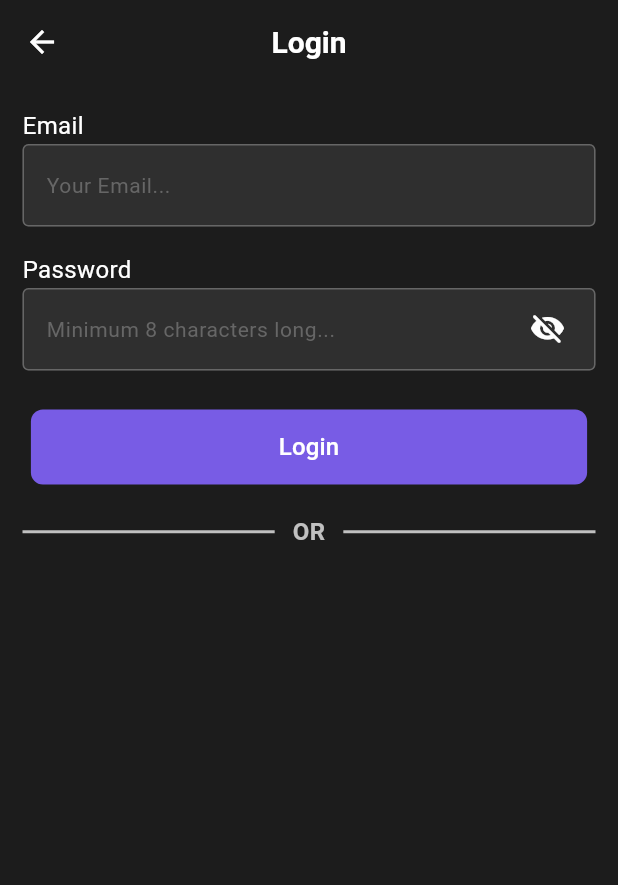
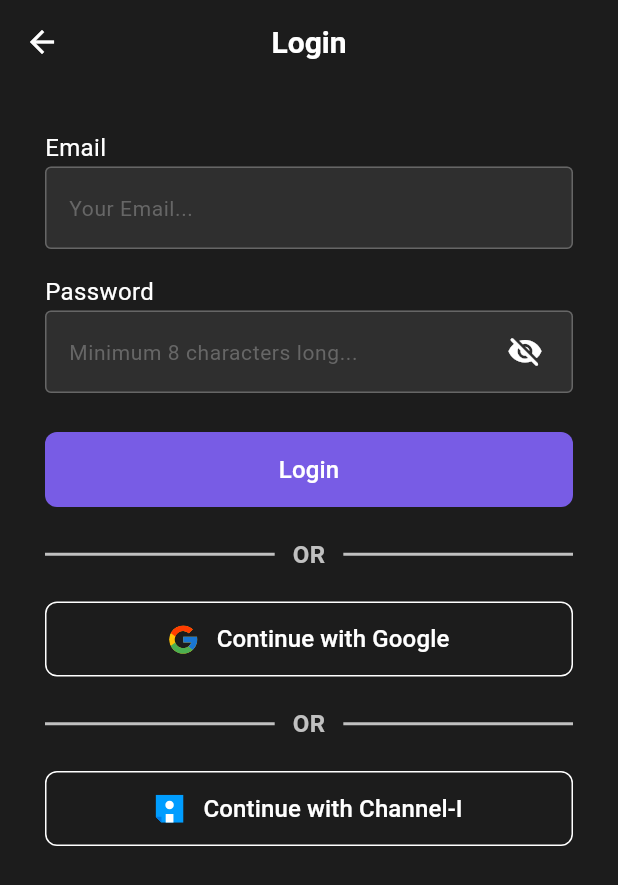
Before and after one commit to Akshit517/Reviewpal-Frontend, a Flutter app: the screen it shows after launch, on a phone screen of 412 x 824 dp. Shown: the top 885 px of the screen. Run offline on Flutter 3.47's test engine with Material 3 defaults, Android fonts, the phone set to English and light mode, and no system bars; our stand-ins replace bloc, dartz, device_preview, equatable, flutter_dotenv, flutter_secure_storage and 3 more.

Commit message:
add app links, sign up screen

```diff
--- a/lib/core/widgets/text_button/social_text_button.dart
+++ b/lib/core/widgets/text_button/social_text_button.dart
@@ -0,0 +1,60 @@
+import 'package:flutter/material.dart';
+import 'package:flutter_svg/flutter_svg.dart';
+import 'package:url_launcher/url_launcher.dart';
+
+import '../../resources/pallete/dark_theme_palette.dart';
+
+class SocialTextButton extends StatelessWidget {
+  const SocialTextButton({
+    super.key,
+    required this.text,
+    required this.iconPath,
+    required this.redirectTo,
+    required this.constraints,
+  });
+  final BoxConstraints constraints;
+  final String text;
+  final String iconPath;
+  final String redirectTo;
+
+  void _launchOAuthUrl(String uri) async {
+    Uri url = Uri.parse(uri);
+    if (!await launchUrl(url, mode: LaunchMode.externalApplication)) {
+      throw Exception('Could not launch $url');
+    }
+  }
+
+  @override
+  Widget build(BuildContext context) {
+    return SizedBox(
+      width: constraints.maxWidth * 0.90,
+      height: 50,
+      child: TextButton.icon(
+        onPressed: () {
+          _launchOAuthUrl(redirectTo);
+        },
+        label: Text(
+          text,
+          style: const TextStyle(
+            fontSize: 16,
+            color: DarkThemePalette.textPrimary,
+          ),
+        ),
+        icon: Padding(
+          padding: const EdgeInsets.symmetric(horizontal: 4.0),
+          child: SvgPicture.asset(iconPath, width: 20),
+        ),
+        style: TextButton.styleFrom(
+          backgroundColor: DarkThemePalette.backgroundSurface,
+          shape: RoundedRectangleBorder(
+            borderRadius: BorderRadius.circular(8),
+          ),
+          side: const BorderSide(
+            color: Colors.white,
+            width: 1,
+          ),
+        ),
+      ),
+    );
+  }
+}
--- a/lib/features/auth/presentation/pages/login_screen.dart
+++ b/lib/features/auth/presentation/pages/login_screen.dart
@@ -1,7 +1,8 @@
-import 'package:ReviewPal/core/resources/pallete/dark_theme_palette.dart';
 import 'package:flutter/material.dart';
+import 'package:flutter_dotenv/flutter_dotenv.dart';
 
 import '../../../../core/widgets/divider/middle_text_divider.dart';
+import '../../../../core/widgets/text_button/social_text_button.dart';
 import '../../../../core/widgets/text_field/text_form_field.dart';
 import '../../../../core/widgets/text_field/text_field_header.dart';
 
@@ -21,16 +22,42 @@ class _LoginScreenState extends State<LoginScreen> {
     return Scaffold(
       appBar: _buildAppBar('Login'),
       body: LayoutBuilder(
-            builder: (context, constraints) => SingleChildScrollView(
+        builder: (context, constraints) {
+          final isTablet = constraints.maxWidth >= 640;
+          final contentWidth = isTablet ? constraints.maxWidth * 0.5 : constraints.maxWidth;
+
+          return SingleChildScrollView(
+            child: Row(
+              mainAxisAlignment: MainAxisAlignment.center,
+              children: [
+                if (isTablet) const Spacer(flex: 1),
+                Container(
+                  width: contentWidth,
+                  padding: const EdgeInsets.all(15.0),
+                  child: _buildLoginContent(constraints),
+                ),
+                if (isTablet) const Spacer(flex: 1),
+              ],
+            ),
+          );
+        },
+      ),
+    );
+  }
+
+
+  Widget _buildLoginContent(BoxConstraints constraints) {
+    final isTablet = constraints.maxWidth >= 600;
+    final buttonWidth = isTablet ? constraints.maxWidth * 0.5 : constraints.maxWidth * 0.9;
+
+    return SingleChildScrollView(
       child: Padding(
         padding: const EdgeInsets.all(15.0),
         child: Column(
           mainAxisAlignment: MainAxisAlignment.start,
           crossAxisAlignment: CrossAxisAlignment.center,
           children: [
-                        const TextFieldHeader(
-                          text: 'Email',
-                        ),
+            const TextFieldHeader(text: 'Email'),
             TextFormFieldWidget(
               controller: _emailController,
               hintText: 'Your Email...',
@@ -38,9 +65,7 @@ class _LoginScreenState extends State<LoginScreen> {
               haveSuffixIconObscure: false,
             ),
             const SizedBox(height: 16.0),
-                        const TextFieldHeader(
-                          text: 'Password',
-                        ),
+            const TextFieldHeader(text: 'Password'),
             TextFormFieldWidget(
               controller: _passwordController,
               hintText: 'Minimum 8 characters long...',
@@ -49,7 +74,7 @@ class _LoginScreenState extends State<LoginScreen> {
             ),
             const SizedBox(height: 26.0),
             SizedBox(
-                          width: constraints.maxWidth * 0.90,
+              width: buttonWidth,
               height: 50.0,
               child: TextButton(
                 onPressed: () {},
@@ -61,10 +86,26 @@ class _LoginScreenState extends State<LoginScreen> {
             ),
             const SizedBox(height: 20.0),
             const MiddleTextDivider(text: 'OR'),
+            const SizedBox(height: 20.0),
+            SocialTextButton(
+              constraints: constraints,
+              text: 'Continue with Google',
+              iconPath: 'assets/icons/g_logo.svg',
+              redirectTo: dotenv.env['GOOGLE_REDIRECT_URI']!,
+            ),
+            const SizedBox(height: 20.0),
+            const MiddleTextDivider(text: 'OR'),
+            const SizedBox(height: 20.0),
+            SocialTextButton(
+              constraints: constraints,
+              text: 'Continue with Channel-I',
+              iconPath: 'assets/icons/chi_logo.svg',
+              redirectTo: dotenv.env['CHANNELI_REDIRECT_URI']!,
+            ),
           ],
         ),
       ),
-                )));
+    );
   }
 
   AppBar _buildAppBar(String title) {
--- a/lib/main.dart
+++ b/lib/main.dart
@@ -1,9 +1,13 @@
+import 'package:device_preview/device_preview.dart';
+import 'package:flutter/foundation.dart';
 import 'package:flutter/material.dart';
+import 'package:flutter_dotenv/flutter_dotenv.dart';
 
 import 'core/resources/routes/routes.dart';
 import 'asgrev_app.dart';
 
-void main() {
+void main() async {
+  await dotenv.load(fileName: ".env");
   CustomNavigationHelper.initialize();
   runApp(const AsgRevApp());
 }
```
Also changed, not shown: lib/features/auth/presentation/pages/signup_screen.dart (+101 -1 lines), pubspec.yaml (+8 -34 lines), assets/ic_launcher/ic_launcher.png (added), assets/icons/chi_logo.svg (added), assets/icons/g_logo.svg (added), pubspec.lock, 2 other files. Lines whose indentation alone changed are shown as unchanged.
